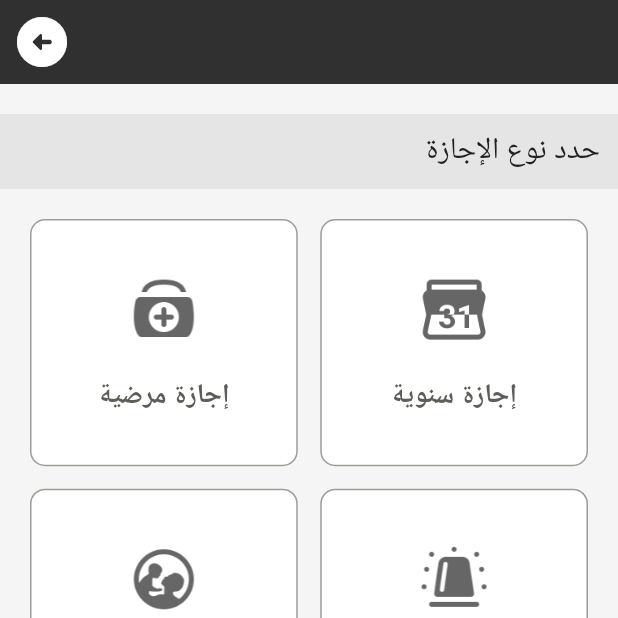
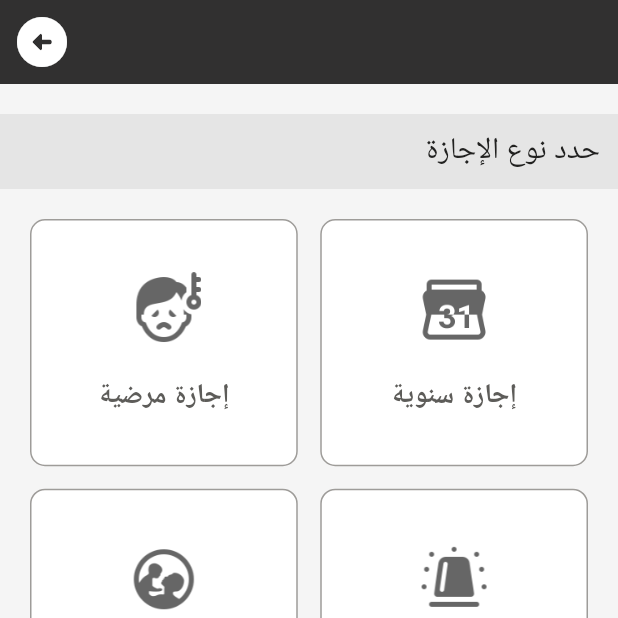
Before and after one commit to Ekram20/qacc_application, a Flutter app: the LeaveTypeSelectionPage screen opened by its route, on a phone screen of 412 x 824 dp, the top half of it. Run offline on Flutter 3.47's test engine with Material 3 defaults, Android fonts, the light colour scheme and no system bars; our stand-ins replace auto_route, file_picker, font_awesome_flutter, gap, smooth_page_indicator; missing offline and left inert: syncfusion_flutter_pdfviewer; Roboto replaces fonts that are missing (Cairo).

Commit message:
تعديل الأيقونة

```diff
--- a/lib/views/leave_type_selection_page.dart
+++ b/lib/views/leave_type_selection_page.dart
@@ -55,7 +55,7 @@ class LeaveTypeSelectionPage extends StatelessWidget {
 
                               },
                               child: ImageTextCard(
-                                  image: 'assets/images/Medical_Bag.png',
+                                  image: 'assets/images/Fever.png',
                                   mainText: 'إجازة مرضية'),
                             ),
                           ),
--- a/pubspec.yaml
+++ b/pubspec.yaml
@@ -42,8 +42,8 @@ dependencies:
   file_picker: ^6.1.1
   flutter_pdfview: ^1.3.2
   syncfusion_flutter_pdfviewer: ^24.2.3
-
-
+  flutter_chat_ui: ^1.6.15
+  url_launcher: ^6.3.1
 
 dev_dependencies:
   flutter_test:
```
Also changed, not shown: assets/images/Fever.png (added), assets/images/Medical_Bag.png (deleted), pubspec.lock.
